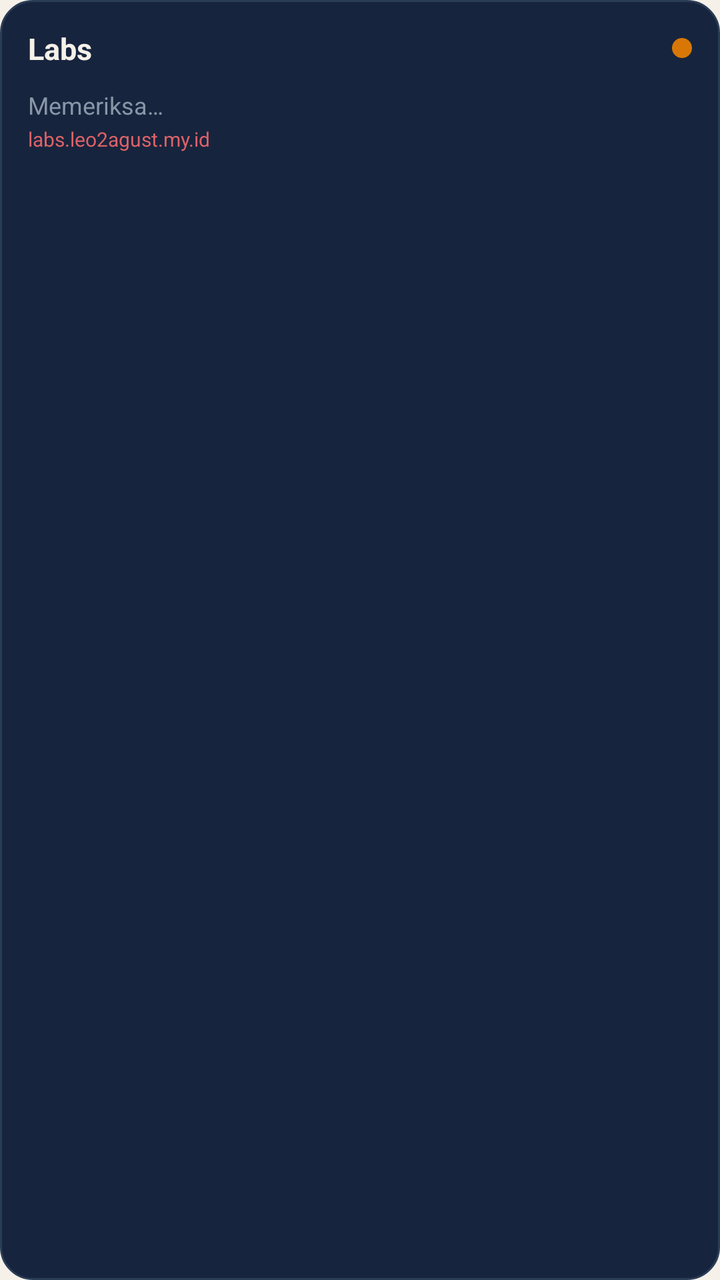
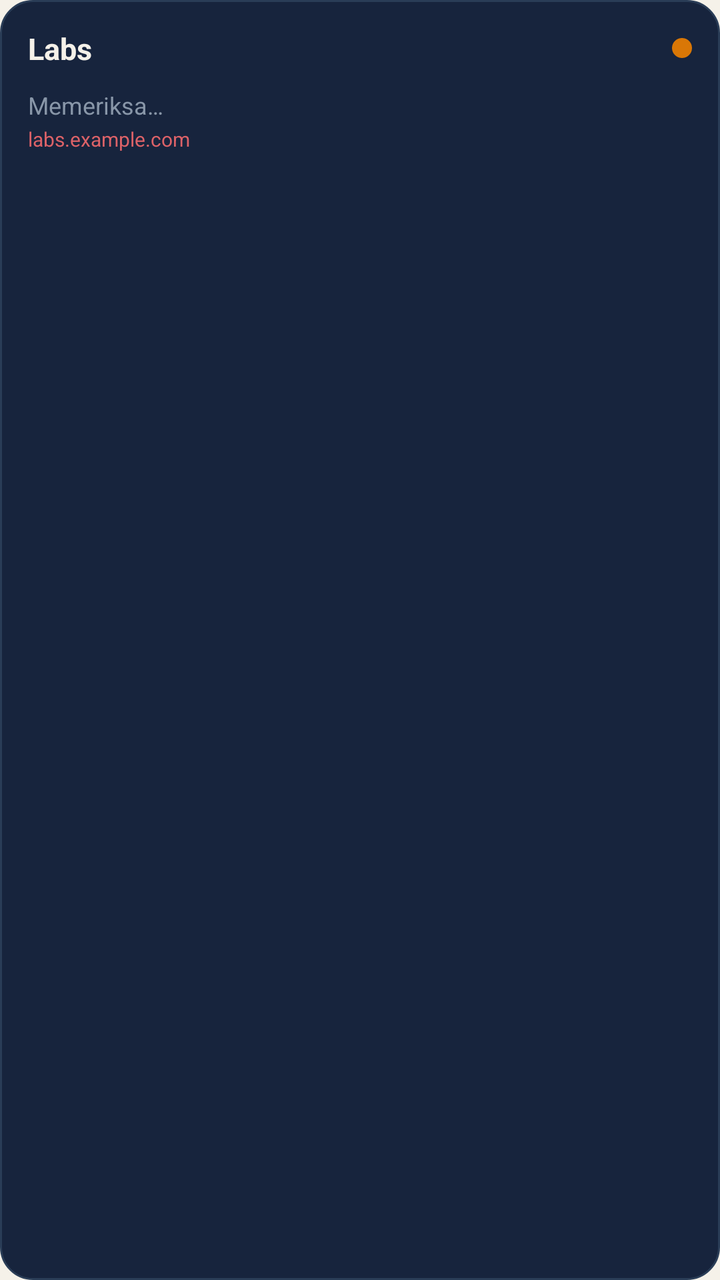

An Android layout rendered at two revisions. The XML below is the earlier revision; the diff shows what the commit changed to produce the second picture.
<!-- AndroidManifest.xml: application theme AppTheme -->
<!-- res/layout/widget_labs.xml -->
<?xml version="1.0" encoding="utf-8"?>
<LinearLayout xmlns:android="http://schemas.android.com/apk/res/android"
    android:id="@+id/widget_root"
    android:layout_width="match_parent"
    android:layout_height="match_parent"
    android:orientation="vertical"
    android:background="@drawable/widget_bg"
    android:padding="14dp">

    <LinearLayout
        android:layout_width="match_parent"
        android:layout_height="wrap_content"
        android:orientation="horizontal"
        android:gravity="center_vertical">

        <TextView
            android:id="@+id/widget_title"
            android:layout_width="0dp"
            android:layout_height="wrap_content"
            android:layout_weight="1"
            android:text="Labs"
            android:textColor="#f5f1e9"
            android:textSize="15sp"
            android:textStyle="bold" />

        <View
            android:id="@+id/widget_dot"
            android:layout_width="10dp"
            android:layout_height="10dp"
            android:background="@drawable/widget_dot" />
    </LinearLayout>

    <TextView
        android:id="@+id/widget_status"
        android:layout_width="match_parent"
        android:layout_height="wrap_content"
        android:layout_marginTop="10dp"
        android:text="Memeriksa…"
        android:textColor="#8896a8"
        android:textSize="12sp" />

    <TextView
        android:layout_width="match_parent"
        android:layout_height="wrap_content"
        android:layout_marginTop="2dp"
        android:text="labs.leo2agust.my.id"
        android:textColor="#dc6268"
        android:textSize="10sp" />
</LinearLayout>
<!-- resources referenced by this layout -->
<resources>
  <!-- drawable widget_bg (drawable) -->
  <?xml version="1.0" encoding="utf-8"?>
  <shape xmlns:android="http://schemas.android.com/apk/res/android" android:shape="rectangle">
      <solid android:color="#17243d" />
      <corners android:radius="16dp" />
      <stroke android:width="1dp" android:color="#2a3d57" />
  </shape>
  <!-- drawable widget_dot (drawable) -->
  <?xml version="1.0" encoding="utf-8"?>
  <shape xmlns:android="http://schemas.android.com/apk/res/android" android:shape="oval">
      <solid android:color="#d97706" />
      <size android:width="10dp" android:height="10dp" />
  </shape>
  <style name="AppTheme" parent="android:Theme.Material.Light.NoActionBar">
          <item name="android:colorPrimary">#17243d</item>
          <item name="android:colorPrimaryDark">#0f1a2c</item>
          <item name="android:colorAccent">#dc6268</item>
          <item name="android:windowBackground">#f5f1e9</item>
          <item name="android:statusBarColor">#0f1a2c</item>
          <item name="android:navigationBarColor">#17243d</item>
          <item name="android:windowLightStatusBar">false</item>
      </style>
</resources>

<!-- the commit's change to res/layout/widget_labs.xml (unified diff, before → after) -->
@@ -43,7 +43,7 @@
         android:layout_width="match_parent"
         android:layout_height="wrap_content"
         android:layout_marginTop="2dp"
-        android:text="labs.leo2agust.my.id"
+        android:text="labs.example.com"
         android:textColor="#dc6268"
         android:textSize="10sp" />
 </LinearLayout>
